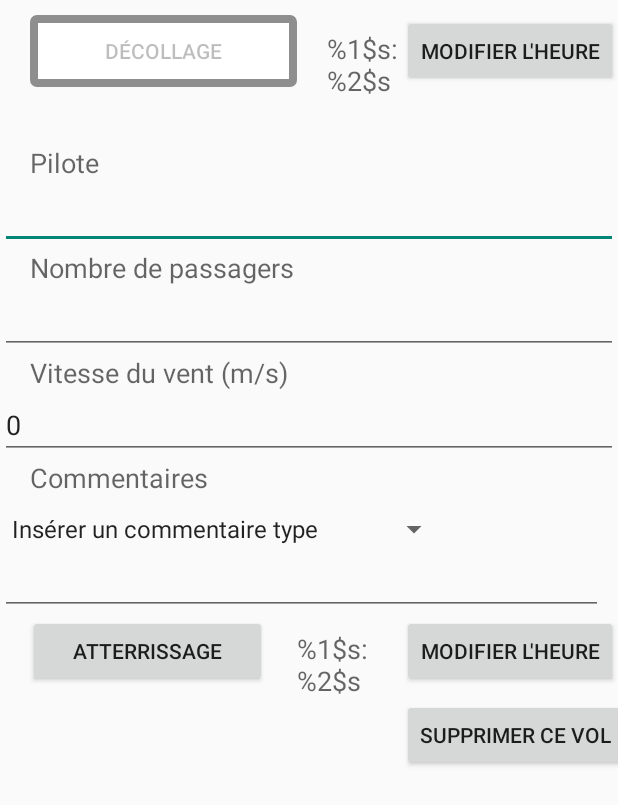
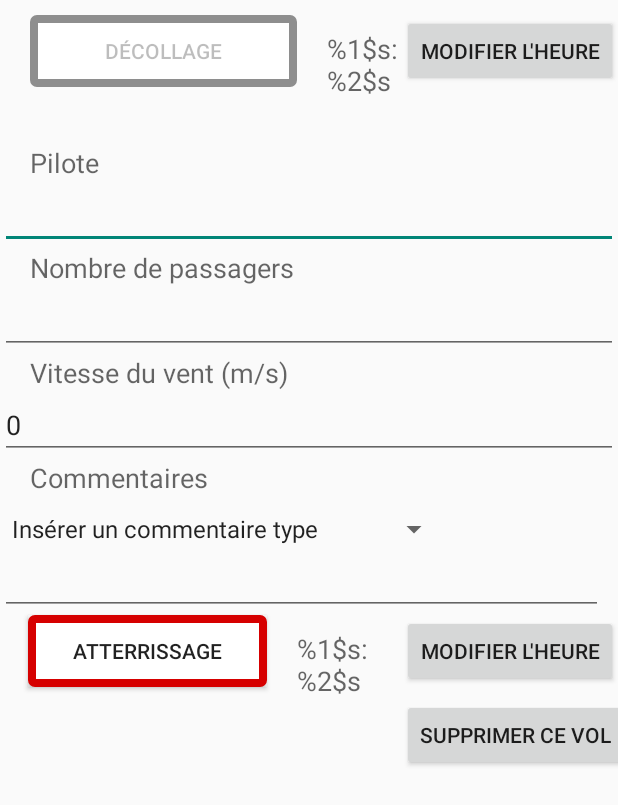
Before and after one commit to nico2che/aerophile, an Android app: the layout fragment_vol_detail.xml on its own in the app's theme, with its tools: preview values and no code run, on a phone screen of 412 x 824 dp. Shown: the top 805 px of the screen. Run offline under Robolectric (Android 15) with nearby library versions, the phone set to English and light mode, and no system bars.

Commit message:
Mise en avant du bouton atterrissage

```diff
--- a/app/build.gradle
+++ b/app/build.gradle
@@ -8,8 +8,8 @@ android {
         applicationId "com.aerophile.app"
         minSdkVersion 16
         targetSdkVersion 23
-        versionCode 19
-        versionName "1.4.14"
+        versionCode 20
+        versionName "1.4.15"
     }
     buildTypes {
         release {
--- a/app/src/main/res/layout-land/fragment_vol_detail.xml
+++ b/app/src/main/res/layout-land/fragment_vol_detail.xml
@@ -166,6 +166,7 @@ tools:context="com.aerophile.app.VolListActivity"
                     android:id="@+id/buttonAtterrissage"
                     android:layout_row="7"
                     android:layout_marginRight="20dp"
+                    android:background="@drawable/selector_button_decollage"
                     android:layout_column="0"
                     android:layout_gravity="right"
                     android:paddingLeft="30dp"
--- a/app/src/main/res/layout-v23/fragment_vol_detail.xml
+++ b/app/src/main/res/layout-v23/fragment_vol_detail.xml
@@ -166,6 +166,7 @@ tools:context="com.aerophile.app.VolListActivity"
                     android:id="@+id/buttonAtterrissage"
                     android:layout_row="7"
                     android:layout_marginRight="20dp"
+                    android:background="@drawable/selector_button_decollage"
                     android:layout_column="0"
                     android:layout_gravity="right"
                     android:paddingLeft="30dp"
--- a/app/src/main/res/layout/fragment_vol_detail.xml
+++ b/app/src/main/res/layout/fragment_vol_detail.xml
@@ -163,6 +163,7 @@ tools:context="com.aerophile.app.VolListActivity"
                     android:layout_height="wrap_content"
                     android:text="@string/vol_atterrissage"
                     android:id="@+id/buttonAtterrissage"
+                    android:background="@drawable/selector_button_decollage"
                     android:layout_row="10"
                     android:layout_marginRight="20dp"
                     android:layout_column="0"
```
Also changed, not shown: 2 other files.
